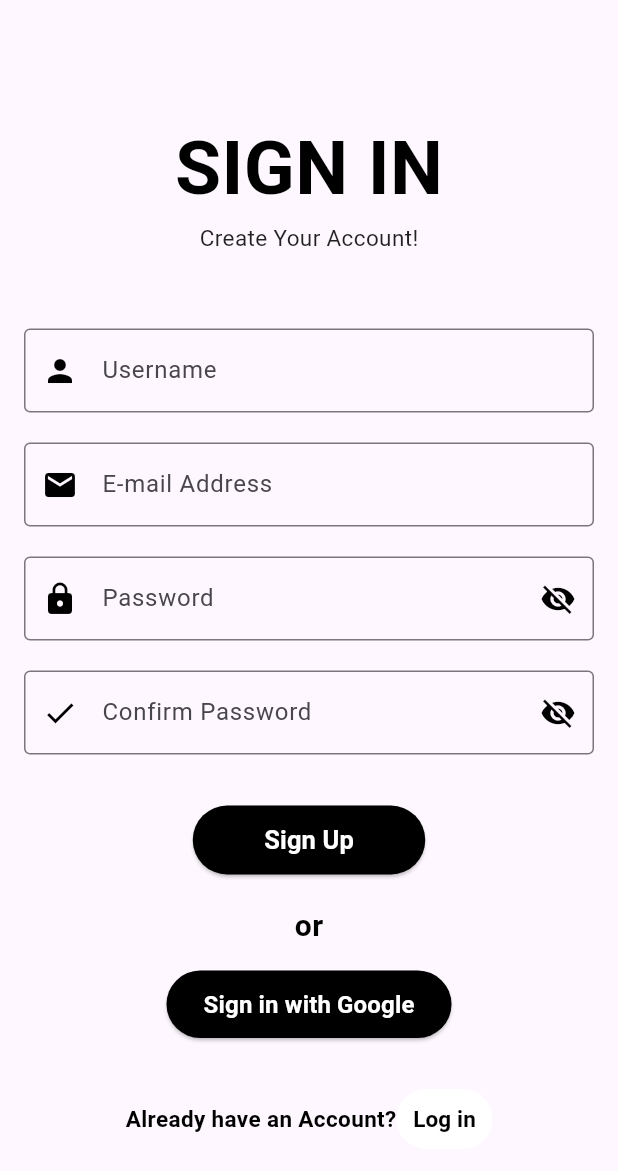
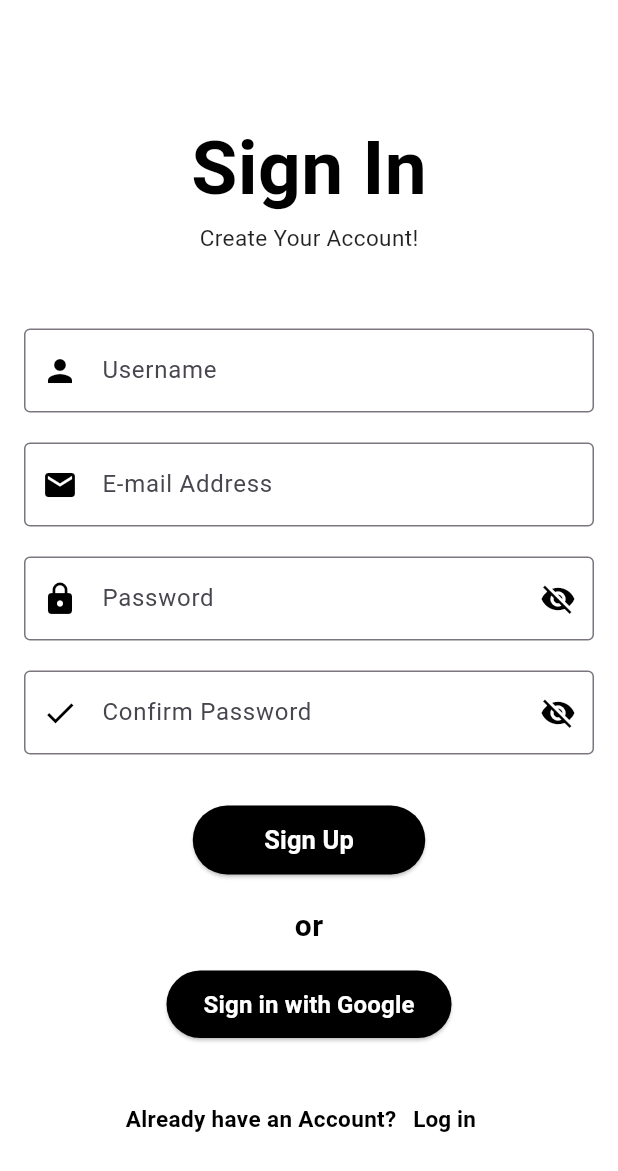
Before and after one commit to fritzjohn-wvsu/cc206-Hotel_Reservation_System, a Flutter app: the SignUp screen opened by its route, on a phone screen of 412 x 824 dp. Shown: the top 1171 px of the screen. Run offline on Flutter 3.47's test engine with Material 3 defaults, Android fonts, the phone set to English and light mode, and no system bars.

Commit message:
New Updated File

```diff
--- a/lib/features/update_sign_up_page.dart
+++ b/lib/features/update_sign_up_page.dart
@@ -129,6 +129,7 @@ class _HomePageState extends State<SignUp> {
   @override
   Widget build(BuildContext context) {
     return Scaffold(
+      backgroundColor: Colors.white,
       body: SingleChildScrollView(
         child: Padding(
           padding: const EdgeInsets.all(16.0),
@@ -147,7 +148,7 @@ class _HomePageState extends State<SignUp> {
                     Column(
                       children: [
                         Text(
-                          "SIGN IN",
+                          "Sign In",
                           style: TextStyle(
                             color: Colors.black,
                             fontSize: 50,
```
